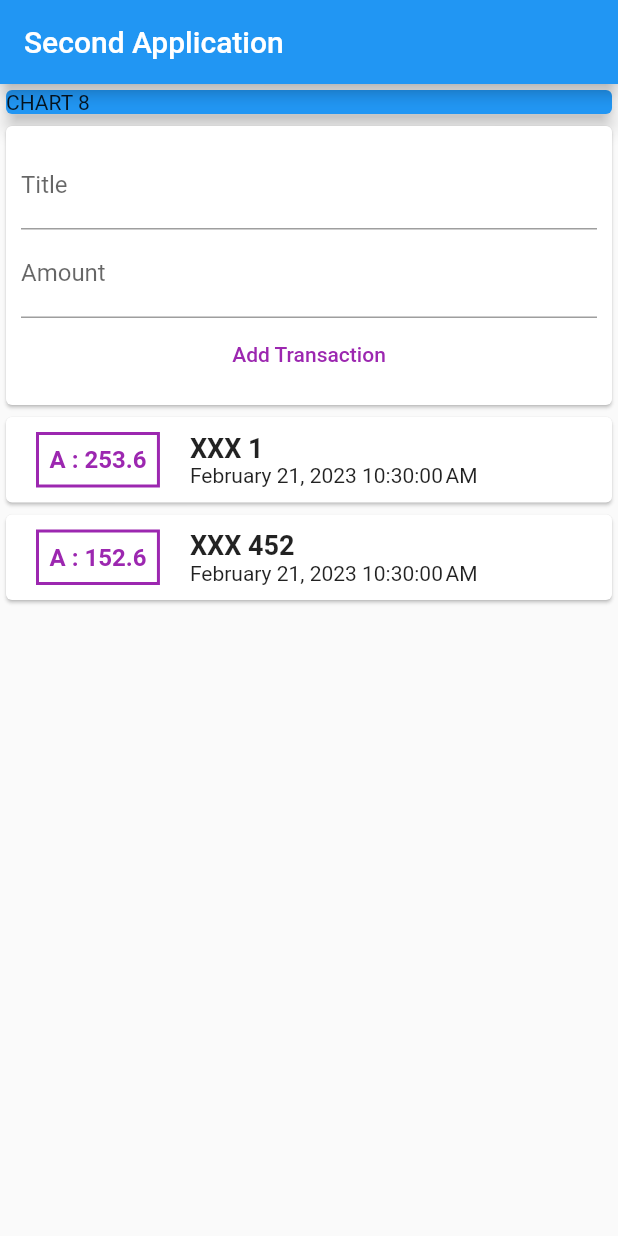
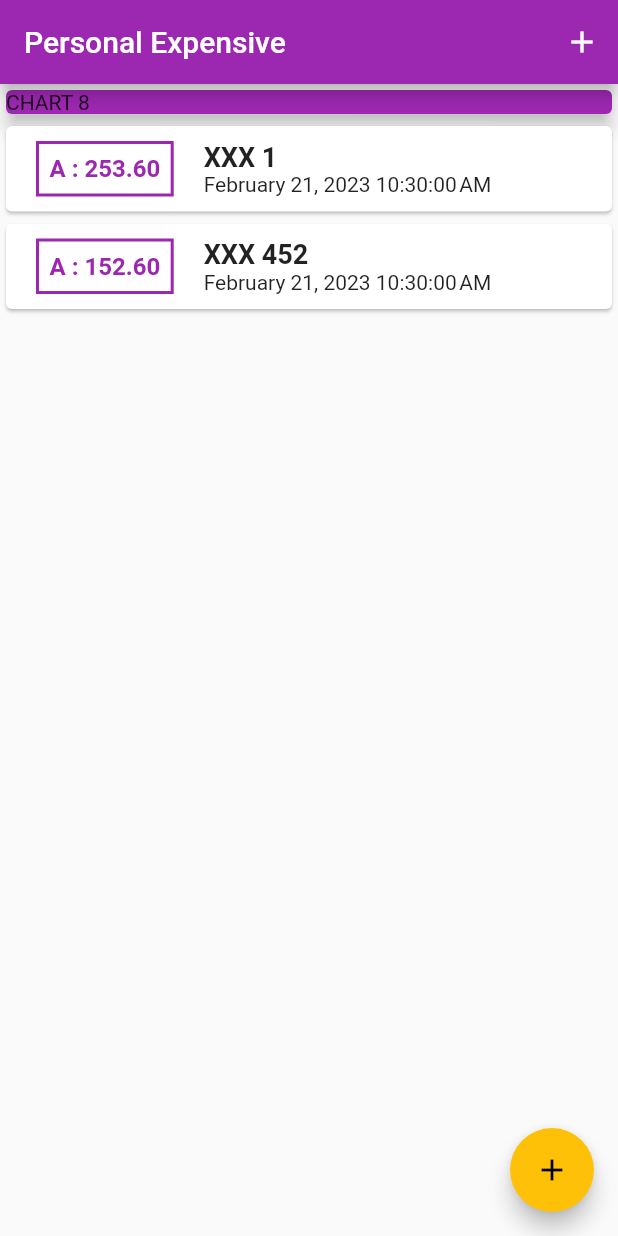
Before and after one commit to Jean-Lionel/flutter_budget_plan, a Flutter app: the screen it shows after launch, on a phone screen of 412 x 824 dp. Run offline on Flutter 3.47's test engine with Material 2 defaults, Android fonts, the phone set to English and light mode, and no system bars.

Commit message:
add font

```diff
--- a/lib/main.dart
+++ b/lib/main.dart
@@ -1,5 +1,4 @@
 import 'package:flutter/material.dart';
-import 'package:flutter_budget_app/widget/user_transaction.dart';
 import './models/tranaction.dart';
 import './widget/new_transaction.dart';
 import './widget/transaction_list.dart';
@@ -14,9 +13,10 @@ class MyApp extends StatelessWidget {
   @override
   Widget build(BuildContext context) {
     return MaterialApp(
-      title: 'Flutter Demo',
+      title: 'Personal expensive',
       theme: ThemeData(
-        primarySwatch: Colors.blue,
+        primarySwatch: Colors.purple,
+        accentColor: Colors.amber,
       ),
       home: MyHomePage(),
     );
@@ -29,11 +29,41 @@ class MyHomePage extends StatefulWidget {
 }
 
 class _MyHomePageState extends State<MyHomePage> {
+  final List<Transaction> _userTransactions = [
+    Transaction(id: 'Pk1', title: 'XXX 1', amount: 253.6, date: DateTime.now()),
+    Transaction(
+        id: 'Pk2', title: 'XXX 452', amount: 152.6, date: DateTime.now()),
+  ];
+
+  void _addNewTransaction(String title, double amount) {
+    final newTrans = Transaction(
+        id: DateTime.now().toString(),
+        title: title,
+        amount: amount,
+        date: DateTime.now());
+
+    setState(() {
+      _userTransactions.add(newTrans);
+    });
+  }
+
+  void _startModalNewItem(BuildContext ctxt) {
+    showModalBottomSheet(
+      context: ctxt,
+      builder: (_) => NewTransaction(_addNewTransaction),
+    );
+  }
+
   @override
   Widget build(BuildContext context) {
     return Scaffold(
       appBar: AppBar(
-          title: Text("Second Application"),
+        title: const Text("Personal Expensive"),
+        actions: [
+          IconButton(
+              onPressed: () => _startModalNewItem(context),
+              icon: const Icon(Icons.add))
+        ],
       ),
       body: SingleChildScrollView(
         child: Column(
@@ -43,7 +73,7 @@ class _MyHomePageState extends State<MyHomePage> {
             Container(
               width: double.infinity,
               child: Card(
-                  color: Colors.blue,
+                color: Theme.of(context).primaryColor,
                 elevation: 5,
                 child: Container(
                   child: const Text(
@@ -52,10 +82,16 @@ class _MyHomePageState extends State<MyHomePage> {
                 ),
               ),
             ),
-              UserTransaction(),
+            TransactionList(_userTransactions),
           ],
         ),
-        ));
+      ),
+      floatingActionButtonLocation: FloatingActionButtonLocation.endFloat,
+      floatingActionButton: FloatingActionButton(
+        child: Icon(Icons.add),
+        onPressed: () => _startModalNewItem(context),
+      ),
+    );
     ;
   }
 }
--- a/lib/widget/transaction_list.dart
+++ b/lib/widget/transaction_list.dart
@@ -3,19 +3,15 @@ import '../models/tranaction.dart';
 import 'package:intl/intl.dart';
 
 class TransactionList extends StatelessWidget {
-  final List<Transaction> _userTransactions;
-
-  TransactionList(this._userTransactions);
-
+  final List<Transaction> transactions;
+  TransactionList(this.transactions);
   @override
   Widget build(BuildContext context) {
     return Container(
-      height: 400,
-      child: SingleChildScrollView(
-        child: Column(
-            children: _userTransactions
-                .map(
-                  (trans) => Card(
+      height: 300,
+      child: ListView.builder(
+        itemBuilder: (context, index) {
+          return Card(
             child: Row(
               children: [
                 Container(
@@ -25,7 +21,7 @@ class TransactionList extends StatelessWidget {
                   ),
                   decoration: BoxDecoration(
                     border: Border.all(
-                              color: Colors.purple,
+                      color: Theme.of(context).primaryColor,
                       width: 2,
                     ),
                   ),
@@ -39,11 +35,11 @@ class TransactionList extends StatelessWidget {
                       horizontal: 5,
                     ),
                     child: Text(
-                              'A : ${trans.amount}',
-                              style: const TextStyle(
+                      'A : ${transactions[index].amount.toStringAsFixed(2)}',
+                      style: TextStyle(
                         fontWeight: FontWeight.bold,
                         fontSize: 16,
-                                color: Colors.purple,
+                        color: Theme.of(context).primaryColor,
                       ),
                     ),
                   ),
@@ -52,20 +48,20 @@ class TransactionList extends StatelessWidget {
                   crossAxisAlignment: CrossAxisAlignment.start,
                   children: [
                     Text(
-                              trans.title,
+                      transactions[index].title,
                       style: const TextStyle(
                         fontSize: 18,
                         fontWeight: FontWeight.bold,
                       ),
                     ),
-                            Text(new DateFormat().format(trans.date)),
+                    Text(new DateFormat().format(transactions[index].date)),
                   ],
                 )
               ],
             ),
-                  ),
-                )
-                .toList()),
+          );
+        },
+        itemCount: transactions.length,
       ),
     );
   }
--- a/lib/widget/user_transaction.dart
+++ /dev/null
@@ -1,42 +0,0 @@
-import 'package:flutter/cupertino.dart';
-import 'package:flutter/material.dart';
-import 'package:flutter_budget_app/models/tranaction.dart';
-import 'package:flutter_budget_app/widget/new_transaction.dart';
-import 'package:flutter_budget_app/widget/transaction_list.dart';
-
-class UserTransaction extends StatefulWidget {
-  const UserTransaction({super.key});
-
-  @override
-  State<UserTransaction> createState() => _UserTransactionState();
-}
-
-class _UserTransactionState extends State<UserTransaction> {
-  final List<Transaction> _userTransactions = [
-    Transaction(id: 'Pk1', title: 'XXX 1', amount: 253.6, date: DateTime.now()),
-    Transaction(
-        id: 'Pk2', title: 'XXX 452', amount: 152.6, date: DateTime.now()),
-  ];
-
-  void _addNewTransaction(String title, double amount) {
-    final newTrans = Transaction(
-        id: DateTime.now().toString(),
-        title: title,
-        amount: amount,
-        date: DateTime.now());
-
-    setState(() {
-      _userTransactions.add(newTrans);
-    });
-  }
-
-  @override
-  Widget build(BuildContext context) {
-    return Column(
-      children: [
-        NewTransaction(_addNewTransaction),
-        TransactionList(_userTransactions),
-      ],
-    );
-  }
-}
```
Also changed, not shown: lib/widget/new_transaction.dart (+32 -9 lines), pubspec.yaml (+13 -12 lines), assets/fonts/OpenSans-Bold.ttf (added), assets/fonts/OpenSans-Regular.ttf (added), assets/fonts/Quicksand-Bold.ttf (added), assets/fonts/Quicksand-Light.ttf (added), assets/fonts/Quicksand-Medium.ttf (added), assets/fonts/Quicksand-Regular.ttf (added). Lines whose indentation alone changed are shown as unchanged.
